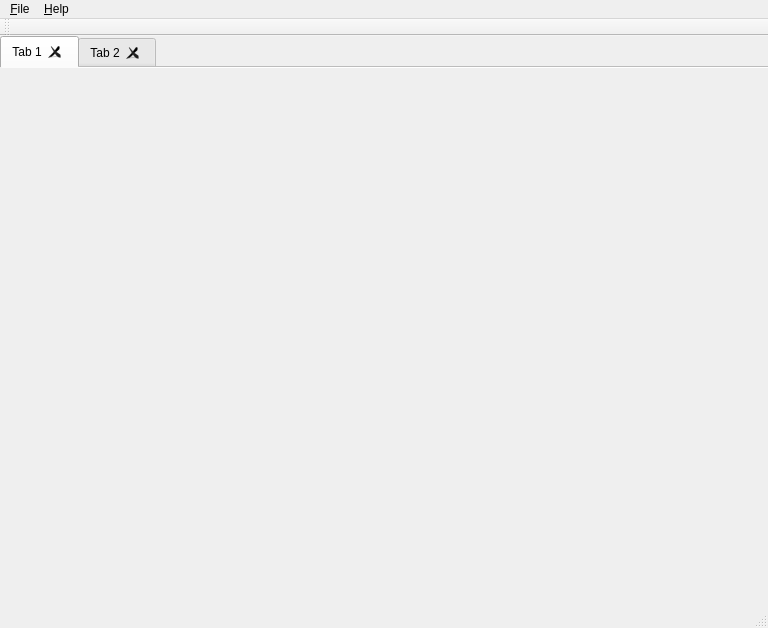
First picture: the form in src/mainwindow.ui, repository dapaulid/xenon, before the edit.
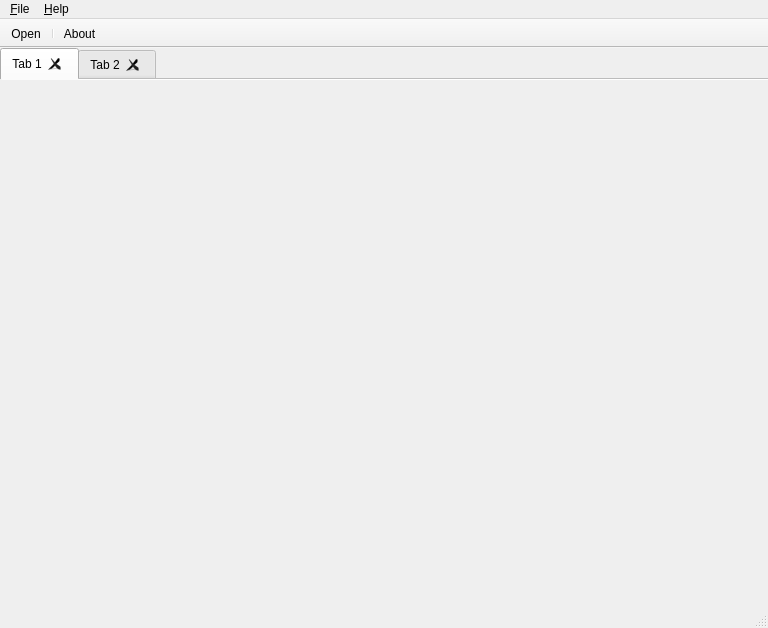
Second picture: the form after the edit. Icons and pictures are not drawn.

The edit to the form file:
```diff
--- a/src/mainwindow.ui
+++ b/src/mainwindow.ui
@@ -83,12 +83,27 @@
    <addaction name="menu_Help"/>
   </widget>
   <widget class="QToolBar" name="mainToolBar">
+   <property name="movable">
+    <bool>false</bool>
+   </property>
+   <property name="iconSize">
+    <size>
+     <width>20</width>
+     <height>20</height>
+    </size>
+   </property>
+   <property name="floatable">
+    <bool>false</bool>
+   </property>
    <attribute name="toolBarArea">
     <enum>TopToolBarArea</enum>
    </attribute>
    <attribute name="toolBarBreak">
     <bool>false</bool>
    </attribute>
+   <addaction name="action_Open"/>
+   <addaction name="separator"/>
+   <addaction name="actionAbout"/>
   </widget>
   <widget class="QStatusBar" name="statusBar"/>
   <action name="action_Open">
```
Left out of the diff: 12 changed lines with no effect on the pictures.
